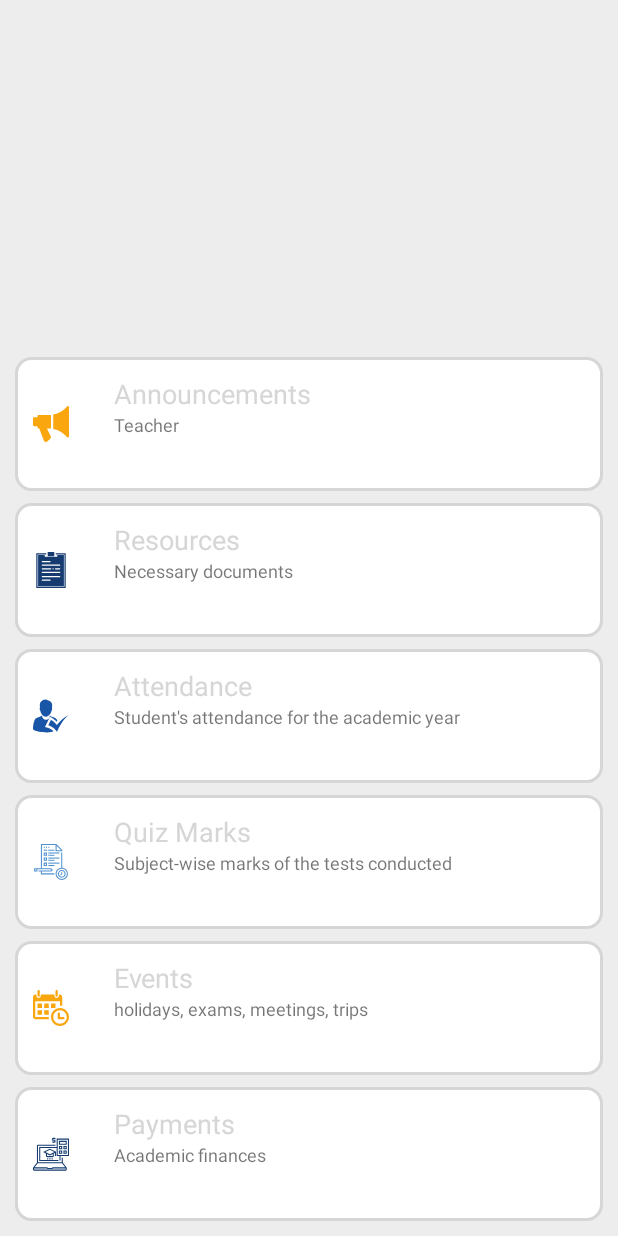
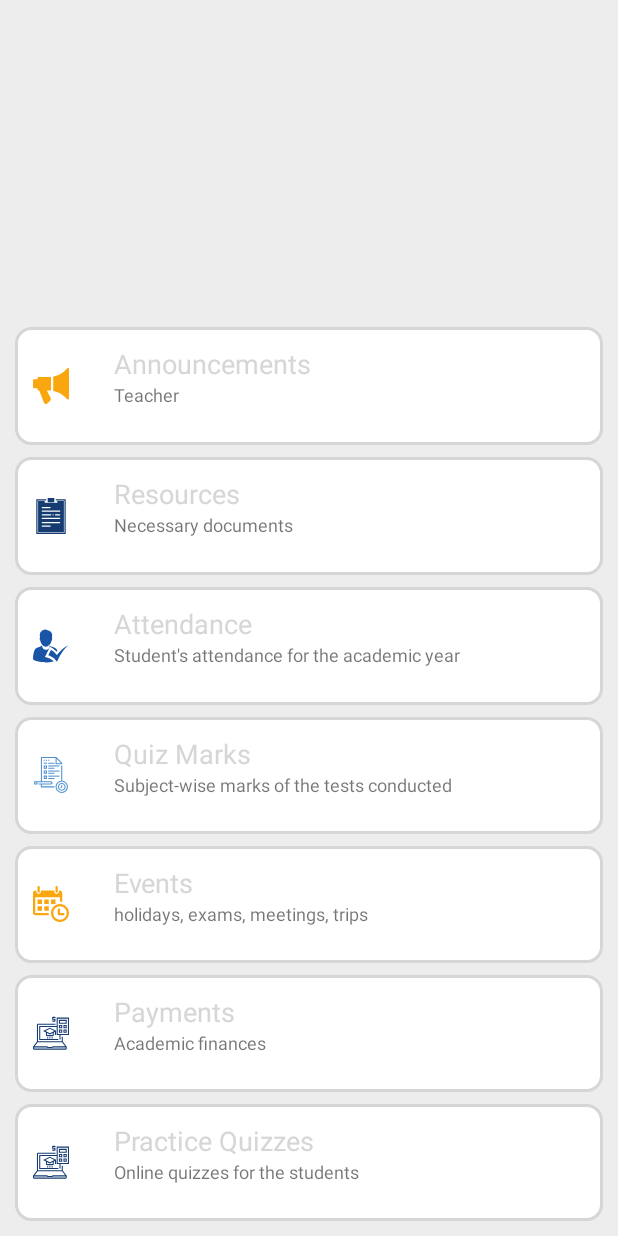
Before and after one commit to mabdullahkhalil/soop, an Android app: the studentCards screen opened directly, with no data from a screen before it, on a phone screen of 412 x 824 dp. Run offline under Robolectric (Android 15) with nearby library versions, the phone set to English and light mode, and no system bars; network calls fail; Roboto replaces fonts that are not available here; 7 statements that could not run were skipped.

Commit message:
practice quiz card dynamic api integrated

```diff
--- a/app/src/main/java/com/something/mabdullahk/soop/quizzes/quizzes.java
+++ b/app/src/main/java/com/something/mabdullahk/soop/quizzes/quizzes.java
@@ -99,6 +99,7 @@ public class quizzes extends AppCompatActivity {
                         for(int i=0; i < studentsData.length() ; i++) {
                             JSONObject quiz = studentsData.getJSONObject(i);
                             quizzesList.add(new quizClass(
+                                    studentId,
                                     quiz.getString("id"),
                                     quiz.getString("date"),
                                     quiz.getString("title"),
--- a/app/src/main/java/com/something/mabdullahk/soop/students/studentCards.java
+++ b/app/src/main/java/com/something/mabdullahk/soop/students/studentCards.java
@@ -58,6 +58,7 @@ public class studentCards extends AppCompatActivity {
         LinearLayout eventsLayout = (LinearLayout) findViewById(R.id.eventsLayout);
         LinearLayout paymentsLayout = (LinearLayout) findViewById(R.id.paymentsLayout);
         LinearLayout resourcesLayout = (LinearLayout) findViewById(R.id.resourcesLayout);
+        LinearLayout practiceQuizzesLayout = (LinearLayout) findViewById(R.id.practiceQuizzesLayout);
 
 
 
@@ -100,7 +101,7 @@ public class studentCards extends AppCompatActivity {
         paymentsLayout.setOnClickListener(new View.OnClickListener() {
             @Override
             public void onClick(View view) {
-                Intent intent = new Intent(studentCards.this, questionsActivity.class);
+                Intent intent = new Intent(studentCards.this, paymentsActivity.class);
                 intent.putExtra("studentID",currentSelectedStudent.getId());
                 startActivity(intent);
             }
@@ -112,10 +113,18 @@ public class studentCards extends AppCompatActivity {
                 Intent intent = new Intent(studentCards.this, announcementActivity.class);
                 intent.putExtra("studentID",currentSelectedStudent.getId());
                 startActivity(intent);
-//                startActivity(new Intent(studentCards.this, announcementActivity.class));
             }
         });
 
+
+        practiceQuizzesLayout.setOnClickListener(new View.OnClickListener() {
+            @Override
+            public void onClick(View view) {
+                Intent intent = new Intent(studentCards.this, practiceQuiz.class);
+                intent.putExtra("studentID",currentSelectedStudent.getId());
+                startActivity(intent);
+            }
+        });
 
         for (int i =0 ; i<layouts.length ; i++){
             layouts[i] = R.layout.student_card;
--- a/app/src/main/res/layout/activity_practice_quiz.xml
+++ b/app/src/main/res/layout/activity_practice_quiz.xml
@@ -99,7 +99,7 @@
             <TextView
                 android:layout_width="match_parent"
                 android:layout_height="wrap_content"
-                android:text="Ongoing"
+                android:text="Attempted"
                 android:gravity="center"
                 android:textSize="16sp" />
 
@@ -115,12 +115,13 @@
             android:layout_width="match_parent"
             android:layout_height="match_parent"
             android:layout_marginTop="16dp"
+            android:gravity="center"
             android:orientation="vertical">
 
             <android.support.v7.widget.RecyclerView
                 android:id="@+id/practiceQuizRecyclerView"
                 android:layout_width="match_parent"
-                android:layout_height="match_parent">
+                android:layout_height="wrap_content">
 
 
             </android.support.v7.widget.RecyclerView>
--- a/app/src/main/res/layout/activity_student_cards.xml
+++ b/app/src/main/res/layout/activity_student_cards.xml
@@ -14,7 +14,7 @@
             <android.support.v4.view.ViewPager
                 android:id="@+id/view_pager_1"
                 android:layout_width="match_parent"
-                android:layout_height="220dp" >
+                android:layout_height="200dp" >
             </android.support.v4.view.ViewPager>
 
 
@@ -316,7 +316,52 @@
                     </LinearLayout>
 
 
+                    <LinearLayout
+                        android:id="@+id/practiceQuizzesLayout"
+                        android:layout_width="fill_parent"
+                        android:layout_height="fill_parent"
+                        android:layout_weight="1"
+                        android:layout_gravity="center"
+                        android:layout_marginTop="8dp"
+                        android:background="@drawable/border1"
+                        android:orientation="horizontal">
 
+                            <ImageView
+                                android:layout_width="24dp"
+                                android:layout_height="24dp"
+                                android:layout_marginLeft="8dp"
+                                android:layout_gravity="center"
+                                android:src="@drawable/ic_teaching"/>
+
+
+                            <LinearLayout
+                                android:layout_width="wrap_content"
+                                android:layout_height="wrap_content"
+                                android:layout_marginLeft="30dp"
+                                android:layout_marginTop="8dp"
+                                android:orientation="vertical">
+
+                                    <TextView
+                                        android:layout_width="wrap_content"
+                                        android:layout_height="wrap_content"
+                                        android:text="Practice Quizzes"
+                                        android:textSize="18sp"
+                                        android:textColor="@color/black"/>
+
+                                    <TextView
+                                        android:layout_width="wrap_content"
+                                        android:layout_height="wrap_content"
+                                        android:text="Online quizzes for the students"
+                                        android:textSize="12sp"/>
+
+
+
+                            </LinearLayout>
+
+
+
+
+                    </LinearLayout>
 
 
 
--- a/app/src/main/res/layout/practice_quiz_card.xml
+++ b/app/src/main/res/layout/practice_quiz_card.xml
@@ -22,10 +22,12 @@
 
 
     <TextView
+        android:id="@+id/practiceQuizCardName"
         android:layout_width="match_parent"
         android:layout_height="wrap_content"
         android:gravity="center"
         android:layout_marginLeft="8dp"
+        android:layout_marginRight="8dp"
         android:layout_marginTop="8dp"
         android:fontFamily="@font/andika"
         android:text="Quiz Title"
@@ -39,14 +41,18 @@
         android:layout_gravity="center"
         android:layout_height="wrap_content"
         android:layout_marginLeft="8dp"
+        android:layout_marginRight="8dp"
         android:layout_marginTop="8dp"
+        android:gravity="center"
         android:layout_marginBottom="8dp">
 
 
         <android.support.design.chip.Chip
+            android:id="@+id/practiceQuizCardChip"
             android:textAppearance="@style/chipTextAppearance"
             android:layout_width="match_parent"
             android:layout_height="20dp"
+            android:gravity="center"
             android:text="Multiple Subjects"
             android:textColor="@color/colorgray"
             android:textSize="10sp" />
```
Also changed, not shown: app/src/main/java/com/something/mabdullahk/soop/practiceQuiz/exercises.java (+11 -1 lines), app/src/main/java/com/something/mabdullahk/soop/practiceQuiz/practiceQuiz.java (+88 -12 lines), app/src/main/java/com/something/mabdullahk/soop/practiceQuiz/practiceQuizCardAdapter.java (+28 -34 lines), app/src/main/java/com/something/mabdullahk/soop/quizzes/quizClass.java (+10 -2 lines).
